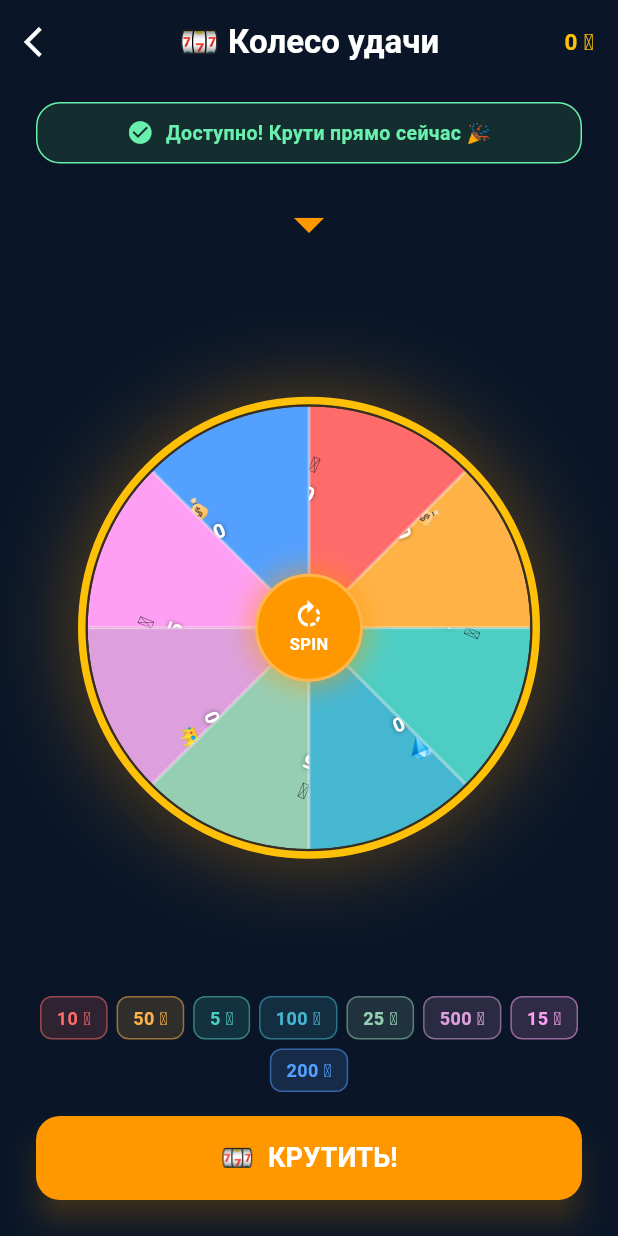
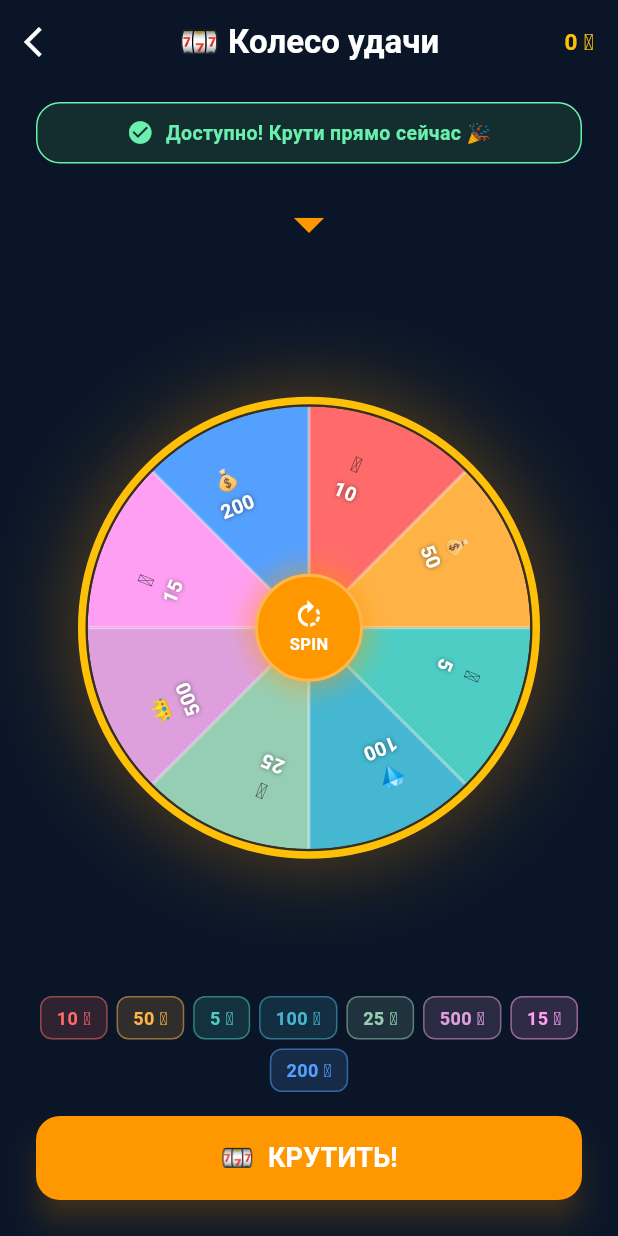
Before and after one commit to kamilazhaksilik999-jpg/game_center, a Flutter app: the SpinWheelScreen screen opened by its route, on a phone screen of 412 x 824 dp. Run offline on Flutter 3.47's test engine with Material 3 defaults, Android fonts, the phone set to English and light mode, and no system bars; our stand-ins replace cloud_firestore, firebase_core, shared_preferences; accounts and stored records are empty.

Commit message:
изменение расположения монет

```diff
--- a/lib/screens/spin_wheel_screen.dart
+++ b/lib/screens/spin_wheel_screen.dart
@@ -519,7 +519,7 @@
                   color: _segments[i].color,
                 ),
                 child: Align(
-                  alignment: Alignment.topCenter,
+                  alignment: const Alignment(0.2, -1), // 👉 сдвиг вправо
                   child: Padding(
                     padding: const EdgeInsets.only(top: 28),
                     child: Transform.rotate(
@@ -601,4 +601,4 @@
   final Color color;
   final String emoji;
   const _Segment(this.label, this.coins, this.color, this.emoji);
-}
+} //рофиль
```
